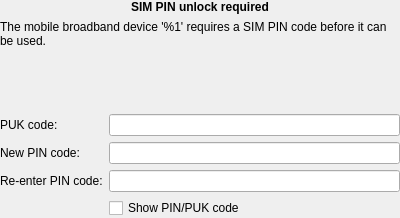
Before: the Qt Designer form kded/pinwidget.ui in KDE/plasma-nm, drawn with Qt 5.
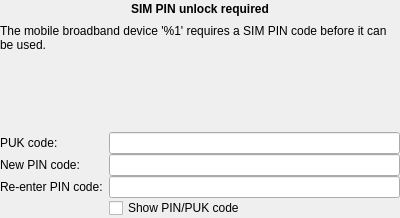
After: the same form once the commit is applied. Custom widgets are drawn as their Qt base class.

The edit to the form file:
```diff
--- a/kded/pinwidget.ui
+++ b/kded/pinwidget.ui
@@ -103,6 +103,9 @@
    </item>
    <item>
     <layout class="QFormLayout" name="formLayout">
+    <property name="verticalSpacing">
+    <number>0</number>
+    </property>
      <property name="fieldGrowthPolicy">
       <enum>QFormLayout::ExpandingFieldsGrow</enum>
      </property>
```
